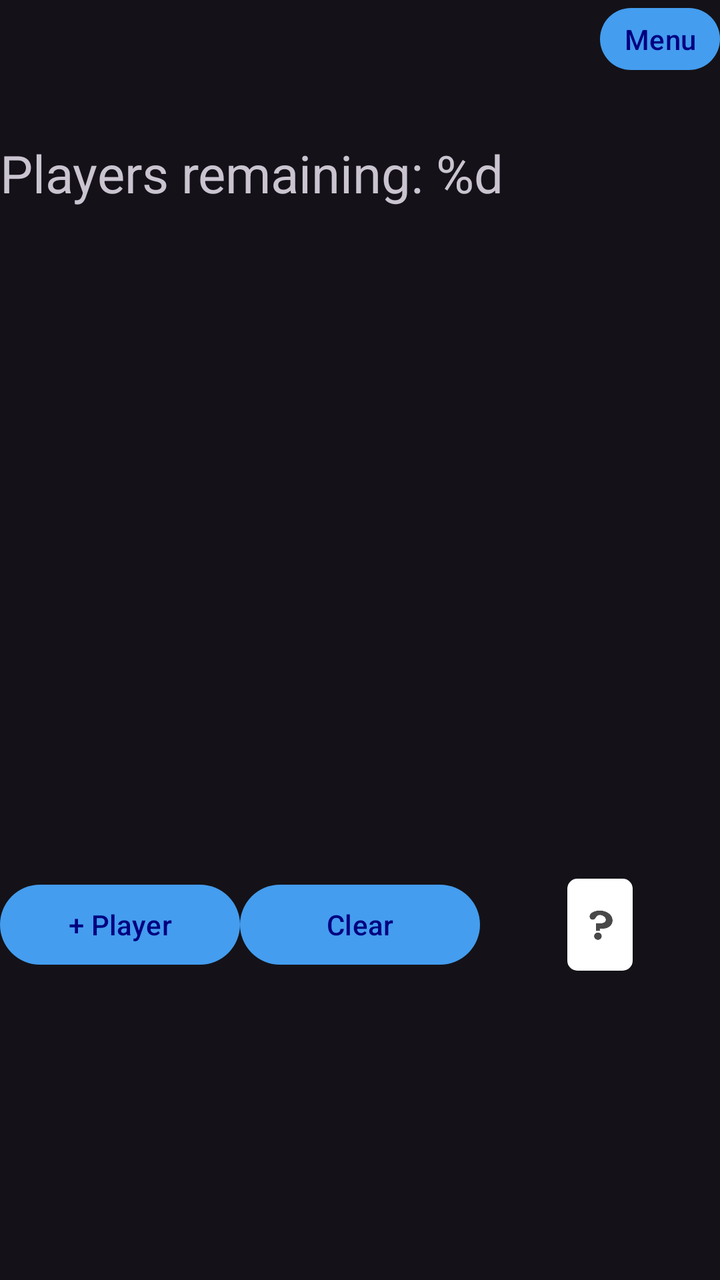
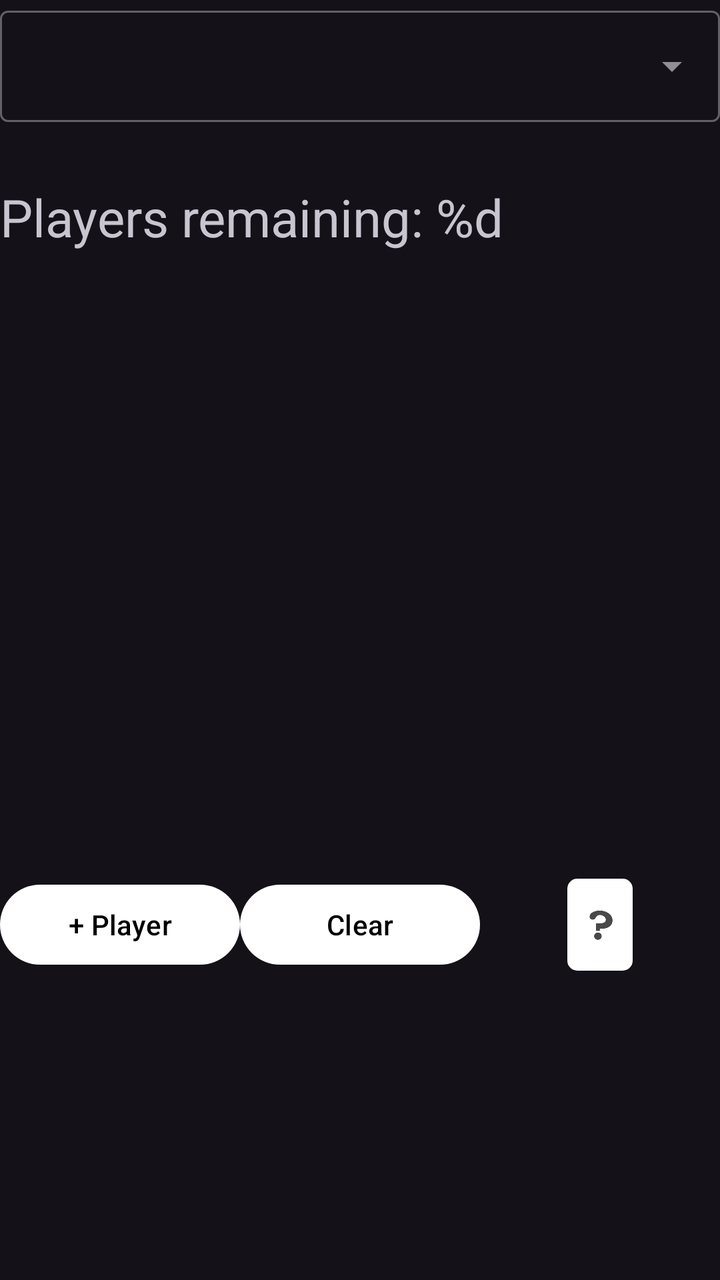

An Android layout rendered at two revisions. The XML below is the earlier revision; the diff shows what the commit changed to produce the second picture.
<!-- AndroidManifest.xml: application theme Theme.CJPokerOddsCalculator -->
<!-- res/layout/fragment_equity_calculator.xml -->
<?xml version="1.0" encoding="utf-8"?>
<androidx.constraintlayout.widget.ConstraintLayout
    xmlns:android="http://schemas.android.com/apk/res/android"
    xmlns:app="http://schemas.android.com/apk/res-auto"
    android:id="@+id/main_ui"
    android:layout_width="match_parent"
    android:layout_height="match_parent"
    android:keepScreenOn="true">

    <View
        android:id="@+id/hide_card_selector_area"
        android:layout_width="match_parent"
        android:layout_height="0dp"
        app:layout_constraintTop_toTopOf="parent"
        app:layout_constraintBottom_toTopOf="@id/input_cards" />

    <TextView
        android:id="@+id/title"
        android:layout_width="0dp"
        android:layout_height="wrap_content"
        android:gravity="center_vertical"
        android:textSize="19sp"
        app:layout_constraintBottom_toBottomOf="@id/home_button"
        app:layout_constraintLeft_toLeftOf="parent"
        app:layout_constraintTop_toTopOf="parent" />

    <com.google.android.material.button.MaterialButton
        android:id="@+id/home_button"
        android:layout_width="wrap_content"
        android:layout_height="wrap_content"
        android:minWidth="0dp"
        android:minHeight="0dp"
        android:paddingLeft="12dp"
        android:paddingRight="12dp"
        android:text="@string/home"
        app:layout_constraintRight_toRightOf="parent"
        app:layout_constraintTop_toTopOf="parent" />

    <androidx.constraintlayout.widget.Guideline
        android:id="@+id/guideline_1"
        android:layout_width="wrap_content"
        android:layout_height="wrap_content"
        android:orientation="vertical"
        app:layout_constraintGuide_percent="0.6" />

    <androidx.constraintlayout.widget.Guideline
        android:id="@+id/guideline_2"
        android:layout_width="wrap_content"
        android:layout_height="wrap_content"
        android:orientation="vertical"
        app:layout_constraintGuide_percent="0.8" />

    <Space
        android:id="@+id/space_above_board"
        android:layout_width="match_parent"
        android:layout_height="20dp"
        app:layout_constraintLeft_toLeftOf="parent"
        app:layout_constraintRight_toRightOf="parent"
        app:layout_constraintTop_toBottomOf="@id/home_button"
        app:layout_constraintBottom_toTopOf="@id/flop1" />

    <com.google.android.material.imageview.ShapeableImageView
        android:id="@+id/flop1"
        style="@style/SelectCardButton"
        android:contentDescription="@string/flop1"
        app:layout_constraintLeft_toLeftOf="parent"
        app:layout_constraintRight_toLeftOf="@id/flop2"
        app:layout_constraintTop_toBottomOf="@id/space_above_board" />

    <com.google.android.material.imageview.ShapeableImageView
        android:id="@+id/flop2"
        style="@style/SelectCardButton"
        android:contentDescription="@string/flop2"
        app:layout_constraintLeft_toRightOf="@id/flop1"
        app:layout_constraintRight_toLeftOf="@id/flop3"
        app:layout_constraintTop_toBottomOf="@id/space_above_board" />

    <com.google.android.material.imageview.ShapeableImageView
        android:id="@+id/flop3"
        style="@style/SelectCardButton"
        android:contentDescription="@string/flop3"
        app:layout_constraintLeft_toRightOf="@id/flop2"
        app:layout_constraintRight_toLeftOf="@id/guideline_1"
        app:layout_constraintTop_toBottomOf="@id/space_above_board" />


    <com.google.android.material.imageview.ShapeableImageView
        android:id="@+id/turn"
        style="@style/SelectCardButton"
        android:contentDescription="@string/card_turn"
        app:layout_constraintLeft_toRightOf="@id/guideline_1"
        app:layout_constraintRight_toLeftOf="@id/guideline_2"
        app:layout_constraintTop_toBottomOf="@id/space_above_board" />

    <com.google.android.material.imageview.ShapeableImageView
        android:id="@+id/river"
        style="@style/SelectCardButton"
        android:contentDescription="@string/card_river"
        app:layout_constraintLeft_toRightOf="@id/guideline_2"
        app:layout_constraintRight_toRightOf="parent"
        app:layout_constraintTop_toBottomOf="@id/space_above_board" />

    <TextView
        android:id="@+id/playersremaining"
        android:layout_width="wrap_content"
        android:layout_height="wrap_content"
        android:text="@string/players_remaining"
        android:textSize="26sp"
        app:layout_constraintLeft_toLeftOf="parent"
        app:layout_constraintTop_toBottomOf="@id/flop1"
        app:layout_constraintBottom_toTopOf="@id/player_list" />

    <androidx.recyclerview.widget.RecyclerView
        android:id="@+id/player_list"
        android:layout_width="match_parent"
        android:layout_height="0dp"
        app:layout_constraintTop_toBottomOf="@id/playersremaining"
        app:layout_constraintBottom_toTopOf="@id/res_desc" />

    <TextView
        android:id="@+id/res_desc"
        android:layout_width="match_parent"
        android:layout_height="wrap_content"
        android:gravity="center"
        android:textSize="11sp"
        app:layout_constraintTop_toBottomOf="@id/player_list"
        app:layout_constraintBottom_toTopOf="@id/addplayer" />

    <com.google.android.material.button.MaterialButton
        android:id="@+id/addplayer"
        android:layout_width="0dp"
        android:layout_height="wrap_content"
        android:gravity="center_vertical|center_horizontal"
        android:maxLines="1"
        android:text="@string/add_player"
        app:layout_constraintLeft_toLeftOf="parent"
        app:layout_constraintRight_toLeftOf="@id/clear"
        app:layout_constraintTop_toBottomOf="@id/res_desc"
        app:layout_constraintBottom_toTopOf="@id/input_cards" />

    <com.google.android.material.button.MaterialButton
        android:id="@+id/clear"
        android:layout_width="0dp"
        android:layout_height="wrap_content"
        android:gravity="center_vertical|center_horizontal"
        android:text="@string/clear"
        app:layout_constraintLeft_toRightOf="@id/addplayer"
        app:layout_constraintRight_toLeftOf="@id/button_unknown_spacer"
        app:layout_constraintTop_toBottomOf="@id/res_desc"
        app:layout_constraintBottom_toTopOf="@id/input_cards" />

    <Space
        android:id="@+id/button_unknown_spacer"
        android:layout_width="0dp"
        android:layout_height="0dp"
        app:layout_constraintLeft_toRightOf="@id/clear"
        app:layout_constraintRight_toRightOf="parent"
        app:layout_constraintTop_toBottomOf="@id/res_desc"
        app:layout_constraintBottom_toTopOf="@id/input_cards" />

    <com.google.android.material.imageview.ShapeableImageView
        android:id="@+id/button_unknown"
        android:layout_width="wrap_content"
        android:layout_height="0dp"
        android:src="@drawable/unknown_button"
        android:scaleType="fitCenter"
        android:padding="1dp"
        android:adjustViewBounds="true"
        app:shapeAppearanceOverlay="@style/RoundedImage"
        app:layout_constraintLeft_toRightOf="@id/clear"
        app:layout_constraintRight_toRightOf="parent"
        app:layout_constraintTop_toBottomOf="@id/res_desc"
        app:layout_constraintBottom_toTopOf="@id/input_cards"
        android:contentDescription="@string/unknown" />

    <androidx.constraintlayout.widget.Group
        android:layout_width="wrap_content"
        android:layout_height="wrap_content"
        app:constraint_referenced_ids="button_unknown_spacer,button_unknown"
        android:id="@+id/button_unknown_group" />

    <androidx.constraintlayout.widget.ConstraintLayout
        android:id="@+id/input_cards"
        android:layout_width="match_parent"
        android:layout_height="0dp"
        app:layout_constraintTop_toBottomOf="@id/addplayer"
        app:layout_constraintBottom_toBottomOf="parent"
        app:layout_constraintHeight_percent="0.24" >

    </androidx.constraintlayout.widget.ConstraintLayout>

</androidx.constraintlayout.widget.ConstraintLayout>
<!-- resources referenced by this layout -->
<resources>
  <!-- drawable unknown_button: png bitmap (drawable-nodpi, 1598 bytes) -->
  <string name="add_player">+ Player</string>
  <string name="card_river">CardRiver</string>
  <string name="card_turn">CardTurn</string>
  <string name="clear">Clear</string>
  <string name="flop1">Flop1</string>
  <string name="flop2">Flop2</string>
  <string name="flop3">Flop3</string>
  <string name="home">Menu</string>
  <string name="players_remaining">Players remaining: %d</string>
  <string name="unknown">Unknown</string>
  <style name="RoundedImage">
          <item name="cornerFamily">rounded</item>
          <item name="cornerSize">5dp</item>
      </style>
  <style name="SelectCardButton" parent="Widget.MaterialComponents.ShapeableImageView">
          <item name="android:layout_width">wrap_content</item>
          <item name="android:layout_height">wrap_content</item>
          <item name="android:scaleType">fitCenter</item>
          <item name="android:adjustViewBounds">true</item>
          <item name="android:padding">5dp</item>
          <item name="strokeColor">@color/card_selected</item>
          <item name="shapeAppearanceOverlay">@style/RoundedImage</item>
      </style>
  <style name="Theme.CJPokerOddsCalculator" parent="Base.Theme.CJPokerOddsCalculator" />
  <color name="card_selected">#FFA500</color>
  <style name="Base.Theme.CJPokerOddsCalculator" parent="Theme.Material3.Dark.NoActionBar">
          <item name="colorPrimary">#449DEF</item>
          <item name="colorOnPrimary">#000080</item>
          <item name="colorPrimaryDark">#000000</item>
      </style>
</resources>

<!-- the commit's change to res/layout/fragment_equity_calculator.xml (unified diff, before → after) -->
@@ -14,27 +14,22 @@
         app:layout_constraintTop_toTopOf="parent"
         app:layout_constraintBottom_toTopOf="@id/input_cards" />
 
-    <TextView
-        android:id="@+id/title"
-        android:layout_width="0dp"
+    <com.google.android.material.textfield.TextInputLayout
+        android:id="@+id/game_selector_layout"
+        style="@style/Widget.MaterialComponents.TextInputLayout.OutlinedBox.ExposedDropdownMenu"
+        android:layout_width="match_parent"
         android:layout_height="wrap_content"
-        android:gravity="center_vertical"
-        android:textSize="19sp"
-        app:layout_constraintBottom_toBottomOf="@id/home_button"
+        app:layout_constraintTop_toTopOf="parent"
         app:layout_constraintLeft_toLeftOf="parent"
-        app:layout_constraintTop_toTopOf="parent" />
+        app:layout_constraintRight_toRightOf="parent">
 
-    <com.google.android.material.button.MaterialButton
-        android:id="@+id/home_button"
-        android:layout_width="wrap_content"
-        android:layout_height="wrap_content"
-        android:minWidth="0dp"
-        android:minHeight="0dp"
-        android:paddingLeft="12dp"
-        android:paddingRight="12dp"
-        android:text="@string/home"
-        app:layout_constraintRight_toRightOf="parent"
-        app:layout_constraintTop_toTopOf="parent" />
+        <com.google.android.material.textfield.MaterialAutoCompleteTextView
+            android:id="@+id/game_selector"
+            android:layout_width="match_parent"
+            android:layout_height="wrap_content"
+            android:inputType="none" />
+
+    </com.google.android.material.textfield.TextInputLayout>
 
     <androidx.constraintlayout.widget.Guideline
         android:id="@+id/guideline_1"
@@ -56,7 +51,7 @@
         android:layout_height="20dp"
         app:layout_constraintLeft_toLeftOf="parent"
         app:layout_constraintRight_toRightOf="parent"
-        app:layout_constraintTop_toBottomOf="@id/home_button"
+        app:layout_constraintTop_toBottomOf="@id/game_selector_layout"
         app:layout_constraintBottom_toTopOf="@id/flop1" />
 
     <com.google.android.material.imageview.ShapeableImageView
<!-- resource entries referenced after the edit -->
@@ -8,7 +8,6 @@
   <string name="flop1">Flop1</string>
   <string name="flop2">Flop2</string>
   <string name="flop3">Flop3</string>
-  <string name="home">Menu</string>
   <string name="players_remaining">Players remaining: %d</string>
   <string name="unknown">Unknown</string>
   <style name="RoundedImage">
@@ -27,9 +26,8 @@
   <style name="Theme.CJPokerOddsCalculator" parent="Base.Theme.CJPokerOddsCalculator" />
   <color name="card_selected">#FFA500</color>
   <style name="Base.Theme.CJPokerOddsCalculator" parent="Theme.Material3.Dark.NoActionBar">
-          <item name="colorPrimary">#449DEF</item>
-          <item name="colorOnPrimary">#000080</item>
-          <item name="colorPrimaryDark">#000000</item>
+          <item name="colorPrimary">#FFFFFF</item>
+          <item name="colorOnPrimary">#000000</item>
       </style>
 </resources>
 
